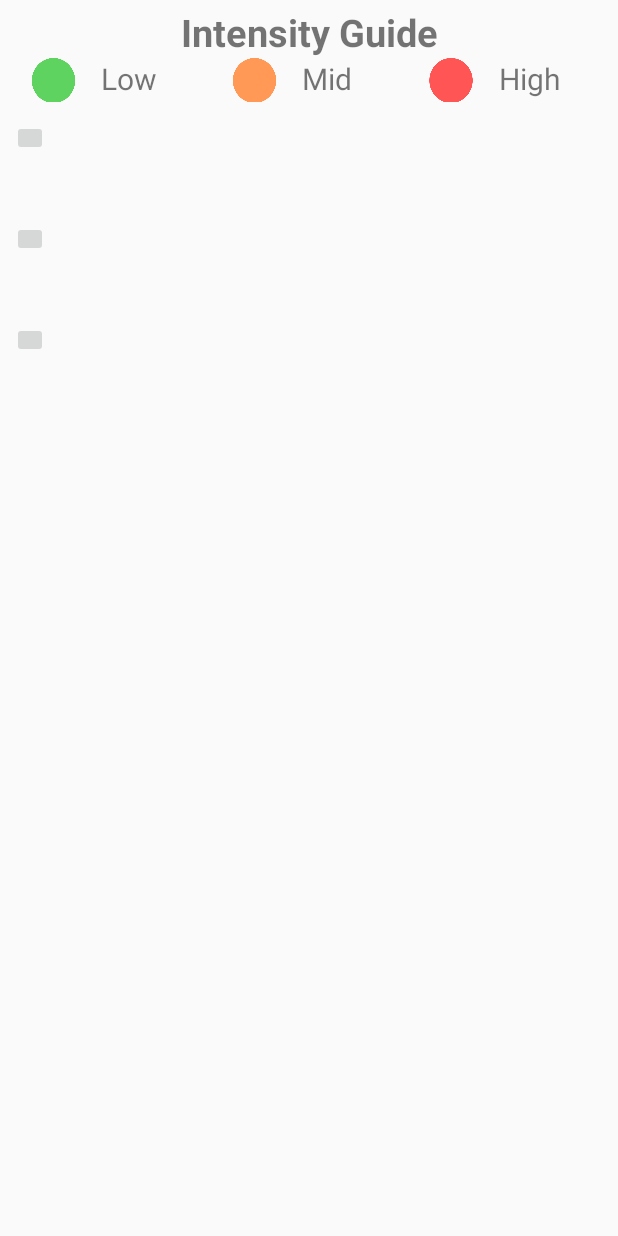
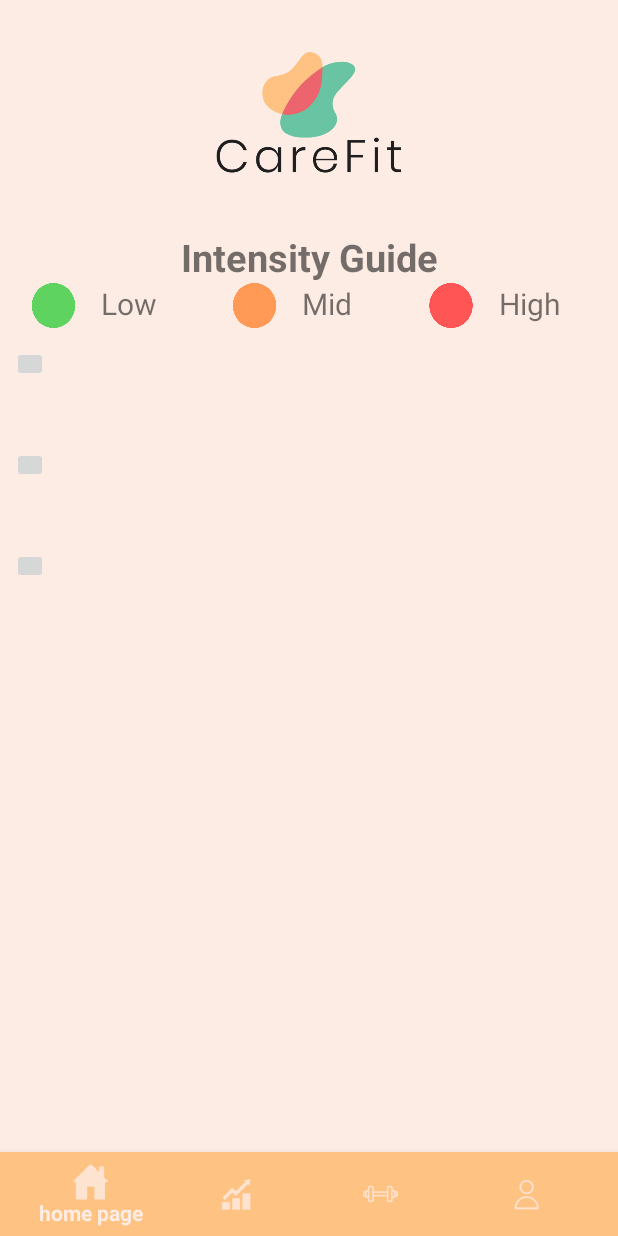
Before and after one commit to drgennaroimperatore/carefit1, an Android app: the layout activity_exercise_list.xml on its own in the app's theme, with its tools: preview values and no code run, on a phone screen of 412 x 824 dp. Run offline under Robolectric (Android 15) with nearby library versions, the phone set to English and light mode, and no system bars.

Commit message:
navigation implemented with come click navigation added -- crashing

```diff
--- a/app/src/main/java/com/example/game_/other01_app/Activities/ChangePreferencesActivity.java
+++ b/app/src/main/java/com/example/game_/other01_app/Activities/ChangePreferencesActivity.java
@@ -44,7 +44,7 @@ public class ChangePreferencesActivity extends AppCompatActivity {
     @Override
     protected void onCreate(@Nullable Bundle savedInstanceState) {
         super.onCreate(savedInstanceState);
-        setContentView(R.layout.activity_change_preferences_page);
+        setContentView(R.layout.activity_profile);
 
         mSharedPreferences = getSharedPreferences("PREFERENCE", MODE_PRIVATE);
 
--- a/app/src/main/res/layout/activity_exercise_list.xml
+++ b/app/src/main/res/layout/activity_exercise_list.xml
@@ -1,16 +1,30 @@
 <?xml version="1.0" encoding="utf-8"?>
-<LinearLayout android:id="@+id/exercise_list"
+
+<RelativeLayout android:id="@+id/exercise_list"
     xmlns:android="http://schemas.android.com/apk/res/android"
     xmlns:tools="http://schemas.android.com/tools"
     android:layout_width="match_parent"
     android:layout_height="match_parent"
-    android:orientation="vertical">
+    android:orientation="vertical"
+    android:background="@color/colorBackgroundPeach"
+    xmlns:app="http://schemas.android.com/apk/res-auto">
+
+
+        <ImageView
+            android:id="@+id/logo"
+            android:layout_width="wrap_content"
+            android:layout_height="150dp"
+            android:src="@drawable/applogo"/>
+
 
     <LinearLayout
+        android:id="@+id/intensityguide"
         android:layout_width="match_parent"
-        android:layout_height="72dp"
+        android:layout_height="wrap_content"
+        android:layout_below="@+id/logo"
         android:orientation="vertical"
         android:padding="4sp">
+
 
         <TextView
             android:layout_width="match_parent"
@@ -74,12 +88,22 @@
         android:layout_gravity="center_horizontal"
         android:gravity="center_horizontal"
         android:textSize="20sp"
-        android:visibility="gone" />
+        android:visibility="gone"/>
 
     <androidx.recyclerview.widget.RecyclerView
         android:id="@+id/exercise_recyclerview"
         android:layout_width="match_parent"
-        android:layout_height="660dp"
+        android:layout_height="wrap_content"
+        android:layout_gravity="bottom"
+        android:layout_below="@+id/intensityguide"
         tools:listitem="@layout/exerciselist_recyclerview_item" />
 
-</LinearLayout>
+    <androidx.recyclerview.widget.RecyclerView
+        android:id="@+id/navigation"
+        android:layout_width="match_parent"
+        android:layout_height="60dp"
+        android:layout_alignParentBottom="true"
+        tools:listitem="@layout/navigation_bar" />
+
+
+</RelativeLayout>
--- /dev/null
+++ b/app/src/main/res/layout/navigation_bar.xml
@@ -0,0 +1,25 @@
+<?xml version="1.0" encoding="utf-8"?>
+<RelativeLayout xmlns:android="http://schemas.android.com/apk/res/android"
+xmlns:app="http://schemas.android.com/apk/res-auto"
+xmlns:tools="http://schemas.android.com/tools"
+android:id="@+id/activity_main"
+android:layout_width="match_parent"
+android:layout_height="60dp"
+android:background="@color/colorBackgroundPeach">
+
+
+<com.google.android.material.bottomnavigation.BottomNavigationView
+        android:id="@+id/bottom_navigation"
+        android:layout_width="match_parent"
+        android:layout_height="wrap_content"
+        android:layout_alignParentBottom="true"
+        android:background="@color/colorOrange"
+        app:layout_constraintBottom_toBottomOf="parent"
+        app:layout_constraintLeft_toLeftOf="parent"
+        app:layout_constraintRight_toRightOf="parent"
+        app:menu="@menu/bottom_nav_menu"
+        app:itemIconTint="@color/colorBackgroundPeach"
+        app:itemTextColor="@color/colorBackgroundPeach">
+
+    </com.google.android.material.bottomnavigation.BottomNavigationView>
+</RelativeLayout>
--- a/app/src/main/res/menu/bottom_nav_menu.xml
+++ b/app/src/main/res/menu/bottom_nav_menu.xml
@@ -1,7 +1,6 @@
 <?xml version="1.0" encoding="utf-8"?>
 <menu xmlns:android="http://schemas.android.com/apk/res/android"
     xmlns:app="http://schemas.android.com/apk/res-auto">
-
 
     <item
         android:id="@+id/home"
```
Also changed, not shown: app/src/main/AndroidManifest.xml (+8 -0 lines), app/src/main/java/com/example/game_/other01_app/Activities/ExerciseListActivity.java (+8 -1 lines), app/src/main/java/com/example/game_/other01_app/Activities/HomeScreenActivity.java (+63 -17 lines), app/src/main/java/com/example/game_/other01_app/Activities/ProfileScreenActivity.java (added, +47 -0 lines), app/src/main/java/com/example/game_/other01_app/Activities/ProgressScreenActivity.java (added, +26 -0 lines), app/src/main/res/layout/activity_main.xml (+12 -18 lines), app/src/main/res/layout/activity_profile.xml (added, +104 -0 lines), app/src/main/res/layout/activity_progress.xml (added, +34 -0 lines).
